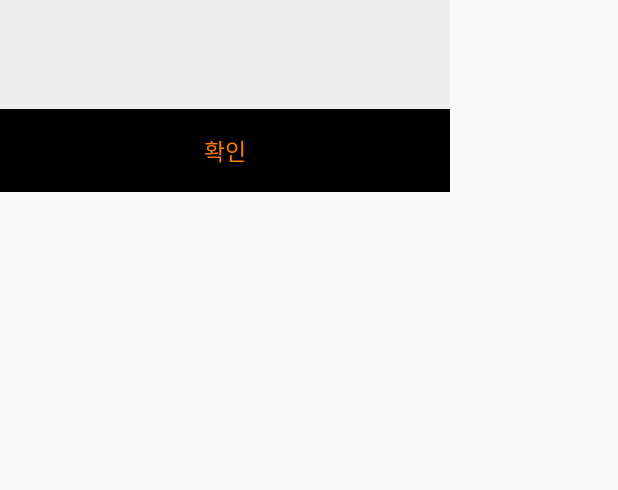
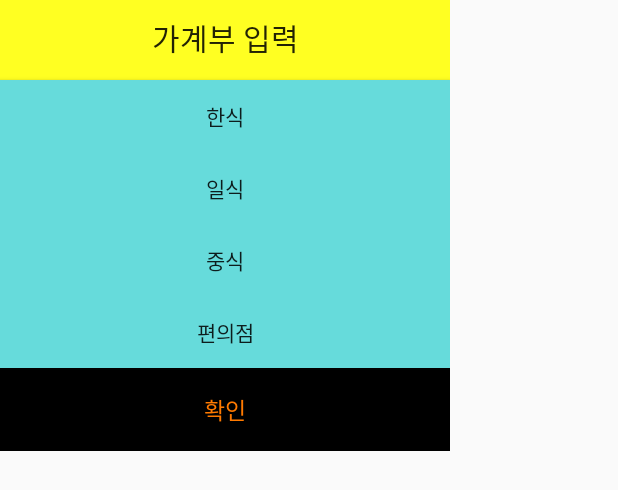
Before and after one commit to sjin8855/DreamTreeApplication, an Android app: the layout activity_input_budget.xml on its own in the app's theme, with its tools: preview values and no code run, on a phone screen of 412 x 824 dp. Shown: the top 490 px of the screen. Run offline under Robolectric (Android 15) with nearby library versions, the phone set to English and light mode, and no system bars.

```diff
--- a/DreamTreeApp/app/src/main/res/drawable/my_button_bg.xml
+++ b/DreamTreeApp/app/src/main/res/drawable/my_button_bg.xml
@@ -6,5 +6,4 @@
         android:angle="270" />
     <corners android:radius="3dp" />
     <stroke android:width="5px" android:color="#ff7f00" />
-
 </shape>
--- a/DreamTreeApp/app/src/main/res/layout/activity_input_budget.xml
+++ b/DreamTreeApp/app/src/main/res/layout/activity_input_budget.xml
@@ -8,22 +8,44 @@
     <LinearLayout
         android:layout_width="match_parent"
         android:layout_height="wrap_content"
-        android:padding = "24dp"
-        android:orientation="horizontal">
+        android:orientation="horizontal"
+        android:padding="10dp"
+        android:background="#ff2">
+
         <TextView
-            android:id = "@+id/txttext"
-            android:textSize = "15sp"
-            android:textColor = "#000"
+            android:id="@+id/txttext"
+            android:layout_width="match_parent"
+            android:layout_height="wrap_content"
+            android:layout_marginBottom="3dp"
             android:alpha="0.87"
             android:gravity="center"
-            android:layout_marginBottom="3dp"
-            android:layout_width="match_parent"
-            android:layout_height="wrap_content" />
+            android:text="가계부 입력"
+            android:textColor="#000"
+            android:textSize="20dp"/>
     </LinearLayout>
 
-    <ListView
+    <Button
         android:layout_weight="4"
         android:background="#66dbdb"
+        android:text = "한식"
+        android:layout_width="match_parent"
+        android:layout_height="wrap_content"/>
+    <Button
+        android:layout_weight="4"
+        android:background="#66dbdb"
+        android:text = "일식"
+        android:layout_width="match_parent"
+        android:layout_height="wrap_content"/>
+    <Button
+        android:layout_weight="4"
+        android:background="#66dbdb"
+        android:text = "중식"
+        android:layout_width="match_parent"
+        android:layout_height="wrap_content"/>
+    <Button
+        android:layout_weight="4"
+        android:background="#66dbdb"
+        android:text = "편의점"
         android:layout_width="match_parent"
         android:layout_height="wrap_content"/>
 
```
Also changed, not shown: DreamTreeApp/app/src/main/AndroidManifest.xml (+6 -7 lines), DreamTreeApp/app/src/main/java/com/example/user/dreamtreeapp/Menu.java (+14 -0 lines), DreamTreeApp/app/src/main/java/com/example/user/dreamtreeapp/Splash.java (added, +181 -0 lines), DreamTreeApp/app/src/main/java/com/example/user/dreamtreeapp/Store.java (added, +63 -0 lines), DreamTreeApp/app/src/main/java/com/example/user/dreamtreeapp/StoreManager.java (added, +24 -0 lines), DreamTreeApp/app/src/main/res/layout/activity_menu.xml (+20 -5 lines), DreamTreeApp/app/src/main/res/layout/activity_splash.xml (added, +15 -0 lines), DreamTreeApp/app/src/main/res/drawable-hdpi/splash.jpg (added).
